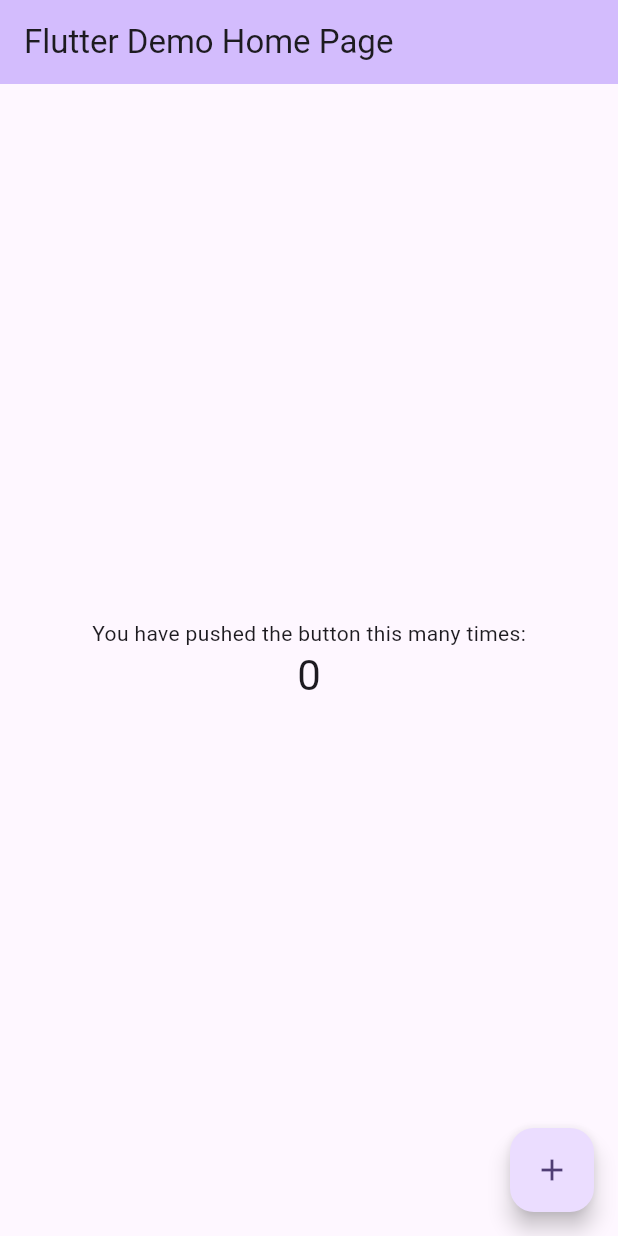
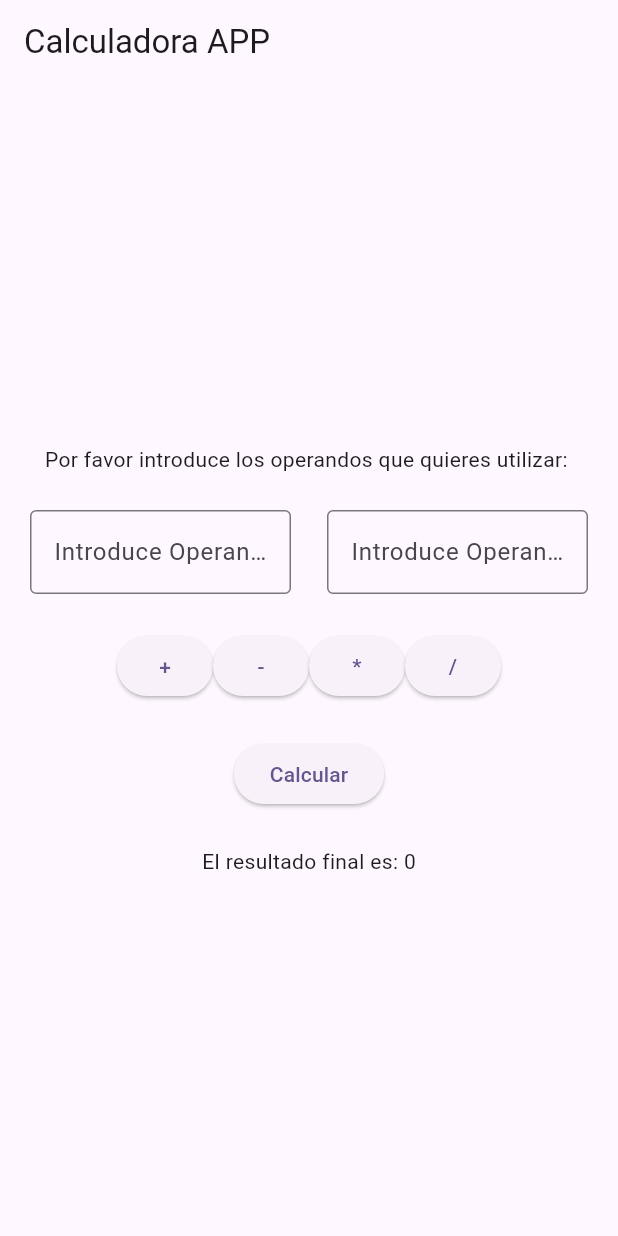
Before and after one commit to oliviatroitino/Calculadora, a Flutter app: the screen it shows after launch, on a phone screen of 412 x 824 dp. Run offline on Flutter 3.47's test engine with Material 3 defaults, Android fonts, the phone set to English and light mode, and no system bars.

Commit message:
final commit, funciona todo

```diff
--- /dev/null
+++ b/lib/CalculadoraPage.dart
@@ -0,0 +1,126 @@
+// La clase que representa la pantalla de la calculadora
+
+import 'package:flutter/material.dart';
+
+class CalculadoraPage extends StatefulWidget {
+  @override
+  State<StatefulWidget> createState() {
+    return CalculadoraState();
+  }
+}
+
+class CalculadoraState extends State<CalculadoraPage> {
+  int resultado = 0;
+  String operacion = '+'; // operación por defecto
+  TextEditingController controller1 = TextEditingController();
+  TextEditingController controller2 = TextEditingController();
+
+  @override
+  Widget build(BuildContext context) {
+    return Scaffold(
+      appBar: AppBar(title: Text("Calculadora APP")),
+      body: Container(
+        padding: EdgeInsets.all(20),
+        child: Center(
+          child: Column(
+            mainAxisAlignment: MainAxisAlignment.center,
+            crossAxisAlignment: CrossAxisAlignment.center,
+            children: [
+              Text("Por favor introduce los operandos que quieres utilizar: "),
+              Padding(padding: EdgeInsets.only(bottom: 24)),
+              Row(
+                mainAxisAlignment: MainAxisAlignment.center,
+                crossAxisAlignment: CrossAxisAlignment.center,
+                children: [
+                  Expanded(
+                    child: TextField(
+                      controller: controller1,
+                      decoration: InputDecoration(
+                        border: OutlineInputBorder(),
+                        labelText: "Introduce Operando 1",
+                      ),
+                    ),
+                  ),
+                  Padding(padding: EdgeInsets.only(left: 12.0, right: 12.0)),
+                  Expanded(
+                    child: TextField(
+                      controller: controller2,
+                      decoration: InputDecoration(
+                        border: OutlineInputBorder(),
+                        labelText: "Introduce Operando 2",
+                      ),
+                    ),
+                  ),
+                ],
+              ),
+              Padding(padding: EdgeInsets.only(bottom: 24)),
+              Row(
+                mainAxisAlignment: MainAxisAlignment.center,
+                children: [
+                  ElevatedButton( // Suma
+                    onPressed: () {
+                      setState(() {
+                        operacion = '+';
+                      });
+                    },
+                    child: Text('+')
+                  ),
+                  ElevatedButton( // Resta
+                    onPressed: () {
+                      setState(() {
+                        operacion = '-';
+                    });
+                  }, child: Text('-')
+                  ),
+                  ElevatedButton( // Multiplicación
+                      onPressed: () {
+                        setState(() {
+                          operacion = '*';
+                        });
+                      }, child: Text('*')
+                  ),
+                  ElevatedButton( // División
+                      onPressed: () {
+                        setState(() {
+                          operacion = '/';
+                        });
+                      }, child: Text('/')
+                  ),
+                ],
+              ),
+              Padding(padding: EdgeInsets.only(bottom: 24)),
+              ElevatedButton(onPressed: () {
+                // Capturar los operandos
+                int operando1 = int.parse(controller1.text);
+                int operando2 = int.parse(controller2.text);
+                setState(() {
+                  switch (operacion) {
+                    case '+':
+                      resultado = operando1 + operando2;
+                      break;
+                    case '-':
+                      resultado = operando1 - operando2;
+                      break;
+                    case '*':
+                      resultado = operando1 * operando2;
+                      break;
+                    case '/':
+                      if(operando2 != 0){
+                        resultado = operando1 ~/ operando2;
+                      } else {
+                        ScaffoldMessenger.of(context).showSnackBar(
+                          SnackBar(content: Text("Error: No se puede dividir por cero."))
+                        );
+                      }
+                  }
+                });
+              }, child: Text('Calcular')),
+              Padding(padding: EdgeInsets.only(bottom: 24)),
+              Text("El resultado final es: $resultado")
+            ],
+          ),
+        ),
+      ),
+    );
+  }
+}
--- a/lib/main.dart
+++ b/lib/main.dart
@@ -1,51 +1,30 @@
 import 'package:flutter/material.dart';
+import 'CalculadoraPage.dart';
 
 void main() {
-  runApp(const MyApp());
+  runApp(const MyApp()); // no se podría poner MyApp(12) porque {super.key} es nominal
 }
 
 class MyApp extends StatelessWidget {
-  const MyApp({super.key});
+  const MyApp({super.key}); // super.key es de tipo no obligatorio (si no diría required)
+  //const MyApp({super.key, var dato}); // no se puede, hay un constructor primario y nominales, este no es nominal
+  //const MyApp.conDato({super.key, var dato}) // asi si se puede
 
-  // This widget is the root of your application.
   @override
   Widget build(BuildContext context) {
     return MaterialApp(
-      title: 'Flutter Demo',
-      theme: ThemeData(
-        // This is the theme of your application.
-        //
-        // TRY THIS: Try running your application with "flutter run". You'll see
-        // the application has a purple toolbar. Then, without quitting the app,
-        // try changing the seedColor in the colorScheme below to Colors.green
-        // and then invoke "hot reload" (save your changes or press the "hot
-        // reload" button in a Flutter-supported IDE, or press "r" if you used
-        // the command line to start the app).
-        //
-        // Notice that the counter didn't reset back to zero; the application
-        // state is not lost during the reload. To reset the state, use hot
-        // restart instead.
-        //
-        // This works for code too, not just values: Most code changes can be
-        // tested with just a hot reload.
-        colorScheme: ColorScheme.fromSeed(seedColor: Colors.deepPurple),
-      ),
-      home: const MyHomePage(title: 'Flutter Demo Home Page'),
+        title: 'Flutter Demo',
+        theme: ThemeData(
+          colorScheme: ColorScheme.fromSeed(seedColor: Colors.deepPurple),
+        ),
+        // home: const MyHomePage(title: 'Flutter Demo Home Page'),
+        home: CalculadoraPage()
     );
   }
 }
 
 class MyHomePage extends StatefulWidget {
   const MyHomePage({super.key, required this.title});
-
-  // This widget is the home page of your application. It is stateful, meaning
-  // that it has a State object (defined below) that contains fields that affect
-  // how it looks.
-
-  // This class is the configuration for the state. It holds the values (in this
-  // case the title) provided by the parent (in this case the App widget) and
-  // used by the build method of the State. Fields in a Widget subclass are
-  // always marked "final".
 
   final String title;
 
@@ -58,55 +37,31 @@ class _MyHomePageState extends State<MyHomePage> {
 
   void _incrementCounter() {
     setState(() {
-      // This call to setState tells the Flutter framework that something has
-      // changed in this State, which causes it to rerun the build method below
-      // so that the display can reflect the updated values. If we changed
-      // _counter without calling setState(), then the build method would not be
-      // called again, and so nothing would appear to happen.
+
       _counter++;
     });
   }
 
   @override
   Widget build(BuildContext context) {
-    // This method is rerun every time setState is called, for instance as done
-    // by the _incrementCounter method above.
-    //
-    // The Flutter framework has been optimized to make rerunning build methods
-    // fast, so that you can just rebuild anything that needs updating rather
-    // than having to individually change instances of widgets.
-    return Scaffold(
+    return Scaffold( // Scaffold es la estructura general de la aplicación
+      /* En este caso:
+      * AppBar
+      * Body
+      * FAB */
       appBar: AppBar(
-        // TRY THIS: Try changing the color here to a specific color (to
-        // Colors.amber, perhaps?) and trigger a hot reload to see the AppBar
-        // change color while the other colors stay the same.
         backgroundColor: Theme.of(context).colorScheme.inversePrimary,
-        // Here we take the value from the MyHomePage object that was created by
-        // the App.build method, and use it to set our appbar title.
         title: Text(widget.title),
       ),
       body: Center(
-        // Center is a layout widget. It takes a single child and positions it
-        // in the middle of the parent.
+
         child: Column(
-          // Column is also a layout widget. It takes a list of children and
-          // arranges them vertically. By default, it sizes itself to fit its
-          // children horizontally, and tries to be as tall as its parent.
-          //
-          // Column has various properties to control how it sizes itself and
-          // how it positions its children. Here we use mainAxisAlignment to
-          // center the children vertically; the main axis here is the vertical
-          // axis because Columns are vertical (the cross axis would be
-          // horizontal).
-          //
-          // TRY THIS: Invoke "debug painting" (choose the "Toggle Debug Paint"
-          // action in the IDE, or press "p" in the console), to see the
-          // wireframe for each widget.
+
           mainAxisAlignment: MainAxisAlignment.center,
           children: <Widget>[
             const Text('You have pushed the button this many times:'),
             Text(
-              '$_counter',
+              '$_counter', // posicional
               style: Theme.of(context).textTheme.headlineMedium,
             ),
           ],
@@ -116,7 +71,7 @@ class _MyHomePageState extends State<MyHomePage> {
         onPressed: _incrementCounter,
         tooltip: 'Increment',
         child: const Icon(Icons.add),
-      ), // This trailing comma makes auto-formatting nicer for build methods.
+      ),
     );
   }
 }
```
Also changed, not shown: 1 other file.
